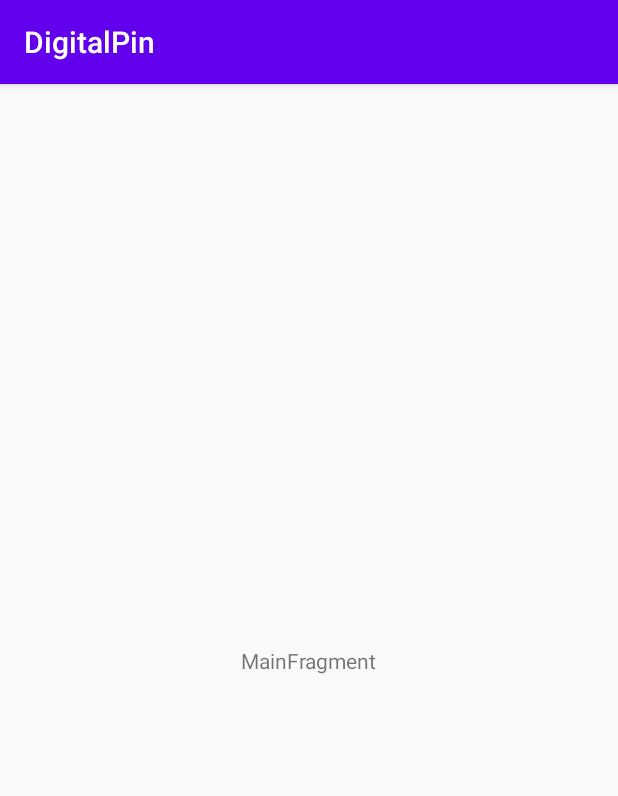
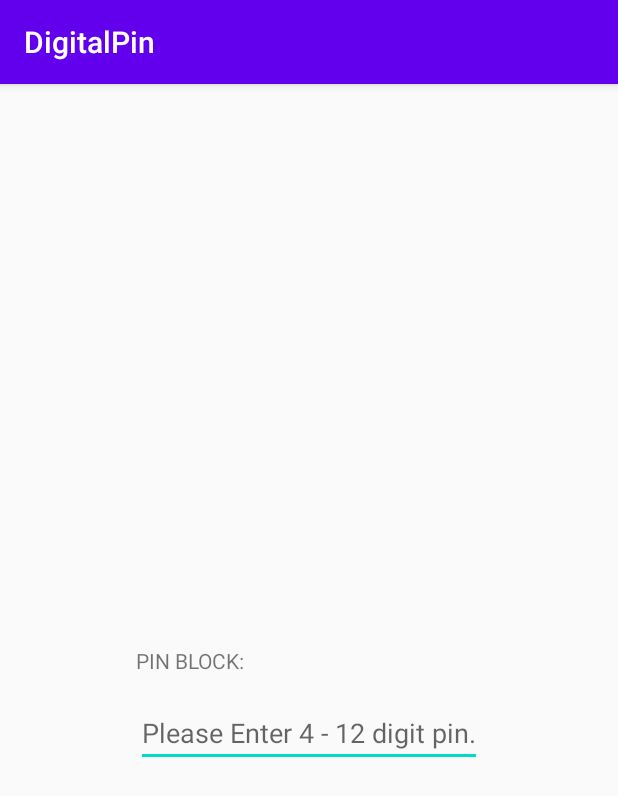
Before and after one commit to caiiiyua/DigitalPinpad, an Android app: the screen it shows after launch (PinpadActivity), on a phone screen of 412 x 824 dp. Shown: the top 796 px of the screen. Run offline under Robolectric (Android 15) with nearby library versions, the phone set to English and light mode, and no system bars; 4 statements that could not run were skipped.

Commit message:
Add the simple UI logic and viewmodel for pinpad

```diff
--- a/app/build.gradle
+++ b/app/build.gradle
@@ -23,6 +23,10 @@ android {
       proguardFiles getDefaultProguardFile('proguard-android-optimize.txt'), 'proguard-rules.pro'
     }
   }
+
+  kotlinOptions {
+    jvmTarget = JavaVersion.VERSION_1_8.toString()
+  }
 }
 
 dependencies {
--- a/app/src/main/AndroidManifest.xml
+++ b/app/src/main/AndroidManifest.xml
@@ -6,6 +6,7 @@
       android:allowBackup="true"
       android:icon="@mipmap/ic_launcher"
       android:label="@string/app_name"
+      android:name=".DigitalPinApplication"
       android:roundIcon="@mipmap/ic_launcher_round"
       android:supportsRtl="true"
       android:theme="@style/AppTheme">
--- a/app/src/main/java/caiiiyua/digitalpin/DigitalPinApplication.kt
+++ b/app/src/main/java/caiiiyua/digitalpin/DigitalPinApplication.kt
@@ -11,5 +11,4 @@ class DigitalPinApplication : Application(), DaggerComponentProvider {
             .applicationContext(this)
             .build()
     }
-
 }
--- a/app/src/main/java/caiiiyua/digitalpin/common/di/DaggerComponentProvider.kt
+++ b/app/src/main/java/caiiiyua/digitalpin/common/di/DaggerComponentProvider.kt
@@ -5,7 +5,6 @@ import androidx.fragment.app.Fragment
 import caiiiyua.digitalpin.common.di.component.ApplicationComponent
 
 interface DaggerComponentProvider {
-
     val component: ApplicationComponent
 }
 
--- a/app/src/main/java/caiiiyua/digitalpin/features/pinpad/ui/PinpadFragment.kt
+++ b/app/src/main/java/caiiiyua/digitalpin/features/pinpad/ui/PinpadFragment.kt
@@ -4,10 +4,14 @@ import android.os.Bundle
 import android.view.LayoutInflater
 import android.view.View
 import android.view.ViewGroup
+import android.view.inputmethod.EditorInfo
+import androidx.core.widget.addTextChangedListener
 import androidx.fragment.app.Fragment
+import androidx.lifecycle.Observer
 import caiiiyua.digitalpin.R
 import caiiiyua.digitalpin.common.di.injector
 import caiiiyua.digitalpin.features.pinpad.viewmodel.PinpadViewModel
+import kotlinx.android.synthetic.main.pinpad_fragment.*
 
 class PinpadFragment : Fragment() {
 
@@ -24,10 +28,49 @@ class PinpadFragment : Fragment() {
         container: ViewGroup?,
         savedInstanceState: Bundle?
     ): View {
-        return inflater.inflate(R.layout.main_fragment, container, false)
+        return inflater.inflate(R.layout.pinpad_fragment, container, false)
     }
 
     override fun onViewCreated(view: View, savedInstanceState: Bundle?) {
         super.onViewCreated(view, savedInstanceState)
+
+        initView()
+        initData()
+    }
+
+    private fun initData() {
+        viewModel.getPinpadViewState().observe(viewLifecycleOwner, Observer { pinpadState ->
+            when (pinpadState) {
+                PinpadViewModel.PinpadViewState.INVALID_PIN -> {
+                    pinpad_enter.error = "Only 4 to 12 pin codes are allowed here!"
+                }
+                else -> pinpad_enter.error = null
+            }
+        })
+
+        viewModel.getPinBlock().observe(viewLifecycleOwner, Observer { pinBlock ->
+            pin_block.text = pinBlock
+        })
+    }
+
+    private fun initView() {
+
+        pinpad_enter.addTextChangedListener(
+            onTextChanged = { text, start, count, after ->
+                pin_block.text = ""
+                viewModel.validatePin(text.toString())
+            }
+        )
+
+        pinpad_enter.setOnEditorActionListener { v, actionId, event ->
+            when (actionId) {
+                EditorInfo.IME_ACTION_DONE -> {
+                    val pincode = v.text.toString()
+                    viewModel.computePin(pincode)
+                    true
+                }
+                else -> false
+            }
+        }
     }
 }
--- a/app/src/main/res/layout/main_fragment.xml
+++ /dev/null
@@ -1,22 +0,0 @@
-<?xml version="1.0" encoding="utf-8"?>
-<androidx.constraintlayout.widget.ConstraintLayout xmlns:android="http://schemas.android.com/apk/res/android"
-    xmlns:app="http://schemas.android.com/apk/res-auto"
-    xmlns:tools="http://schemas.android.com/tools"
-    android:id="@+id/main"
-    android:layout_width="match_parent"
-    android:layout_height="match_parent"
-    tools:context=".features.pinpad.ui.PinpadFragment"
-    >
-
-  <TextView
-      android:id="@+id/message"
-      android:layout_width="wrap_content"
-      android:layout_height="wrap_content"
-      android:text="MainFragment"
-      app:layout_constraintBottom_toBottomOf="parent"
-      app:layout_constraintEnd_toEndOf="parent"
-      app:layout_constraintStart_toStartOf="parent"
-      app:layout_constraintTop_toTopOf="parent"
-      />
-
-</androidx.constraintlayout.widget.ConstraintLayout>
--- /dev/null
+++ b/app/src/main/res/layout/pinpad_fragment.xml
@@ -0,0 +1,41 @@
+<?xml version="1.0" encoding="utf-8"?>
+<androidx.constraintlayout.widget.ConstraintLayout xmlns:android="http://schemas.android.com/apk/res/android"
+    xmlns:app="http://schemas.android.com/apk/res-auto"
+    xmlns:tools="http://schemas.android.com/tools"
+    android:id="@+id/main"
+    android:layout_width="match_parent"
+    android:layout_height="match_parent"
+    tools:context=".features.pinpad.ui.PinpadFragment"
+    >
+
+  <TextView
+      android:id="@+id/pin_block_label"
+      android:layout_width="wrap_content"
+      android:layout_height="wrap_content"
+      android:text="PIN BLOCK: "
+      android:layout_marginEnd="16dp"
+      app:layout_constraintBottom_toBottomOf="parent"
+      app:layout_constraintStart_toStartOf="@+id/pinpad_enter"
+      app:layout_constraintTop_toTopOf="parent"/>
+  <TextView
+      android:id="@+id/pin_block"
+      app:layout_constraintBottom_toBottomOf="parent"
+      app:layout_constraintTop_toTopOf="parent"
+      app:layout_constraintStart_toEndOf="@id/pin_block_label"
+      android:layout_width="wrap_content"
+      android:layout_height="wrap_content"/>
+
+  <EditText
+      android:id="@+id/pinpad_enter"
+      android:layout_width="wrap_content"
+      android:layout_height="wrap_content"
+      android:layout_marginTop="16dp"
+      android:minEms="4"
+      android:maxEms="12"
+      android:inputType="number"
+      android:hint="Please Enter 4 - 12 digit pin."
+      app:layout_constraintEnd_toEndOf="parent"
+      app:layout_constraintStart_toStartOf="parent"
+      app:layout_constraintTop_toBottomOf="@+id/pin_block_label" />
+
+</androidx.constraintlayout.widget.ConstraintLayout>
```
Also changed, not shown: app/src/main/java/caiiiyua/digitalpin/features/pinpad/viewmodel/PinpadViewModel.kt (+45 -2 lines).
